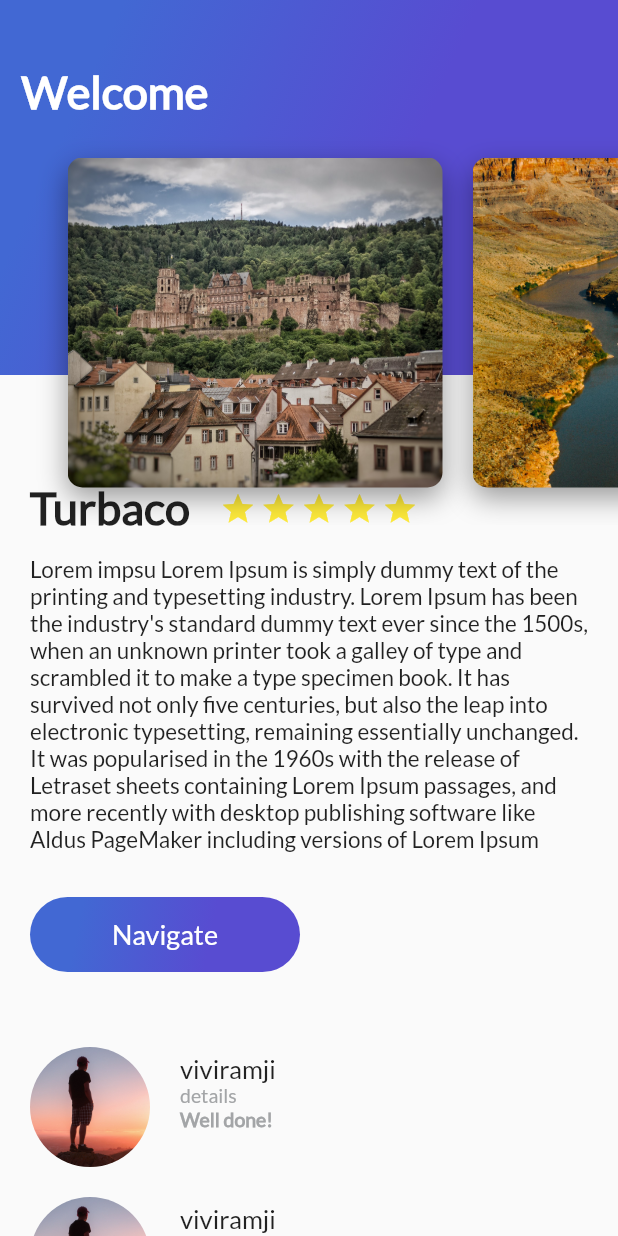
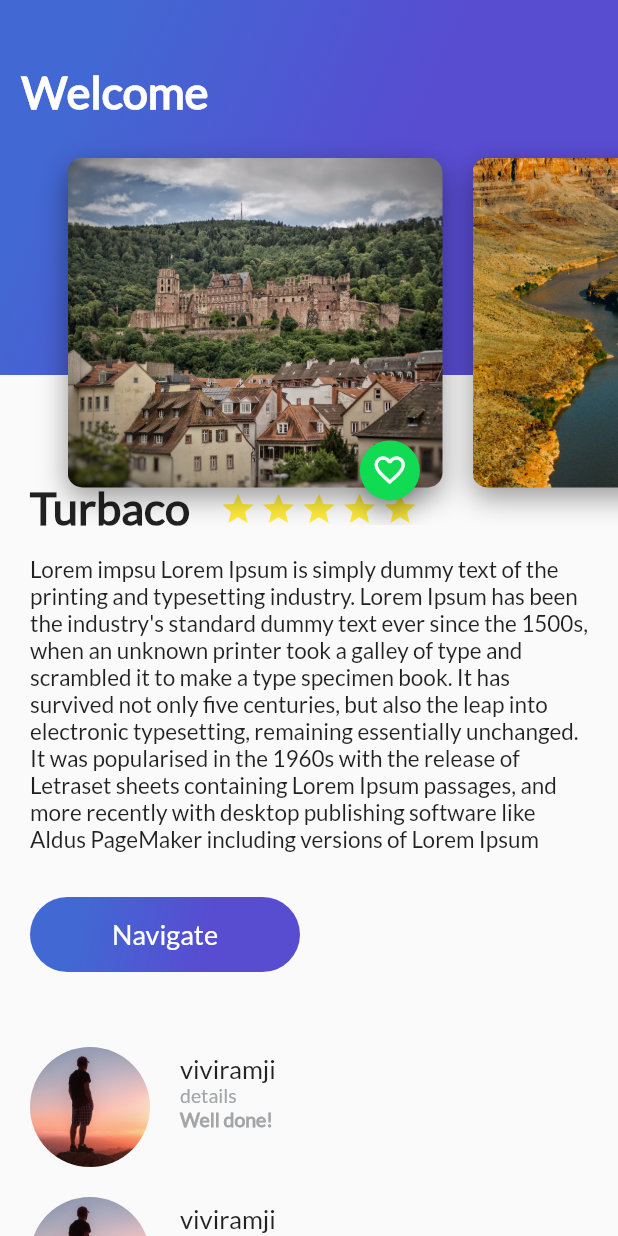
Before and after one commit to viviramji/travel-flutter-app, a Flutter app: the screen it shows after launch, on a phone screen of 412 x 824 dp. Run offline on Flutter 3.47's test engine with Material 2 defaults, Android fonts, the phone set to English and light mode, and no system bars.

Commit message:
Adding like button

```diff
--- a/lib/card_image.dart
+++ b/lib/card_image.dart
@@ -1,4 +1,5 @@
 import 'package:flutter/material.dart';
+import 'floating_action_button_green.dart';
 
 class CardImage extends StatelessWidget {
   String imagePath;
@@ -24,6 +25,9 @@ class CardImage extends StatelessWidget {
           ]),
     );
 
-    return card;
+    return Stack(
+      alignment: Alignment(0.9, 1.1),
+      children: [card, FloatingActionButtonGreen()],
+    );
   }
 }
--- /dev/null
+++ b/lib/floating_action_button_green.dart
@@ -0,0 +1,47 @@
+import 'package:flutter/material.dart';
+import 'package:flutter/rendering.dart';
+
+class FloatingActionButtonGreen extends StatefulWidget {
+  @override
+  State<StatefulWidget> createState() {
+    return _FloatingActionButtonGreen();
+  }
+}
+
+class _FloatingActionButtonGreen extends State<FloatingActionButtonGreen>
+    with AutomaticKeepAliveClientMixin {
+  IconData icon;
+
+  @override
+  bool get wantKeepAlive => true;
+
+  @override
+  void initState() {
+    super.initState();
+    this.icon = Icons.favorite_border;
+  }
+
+  void onFavPressed() {
+    setState(() {
+      if (this.icon == Icons.favorite_border) {
+        Scaffold.of(context).showSnackBar(SnackBar(content: Text("Liked")));
+        this.icon = Icons.favorite;
+      } else {
+        Scaffold.of(context).showSnackBar(SnackBar(content: Text("Disliked")));
+        this.icon = Icons.favorite_border;
+      }
+    });
+  }
+
+  @override
+  Widget build(BuildContext context) {
+    // * Action botton
+    return FloatingActionButton(
+      backgroundColor: Color(0xFF11DA53),
+      mini: true,
+      tooltip: "Favorite",
+      child: Icon(this.icon),
+      onPressed: onFavPressed,
+    );
+  }
+}
```
